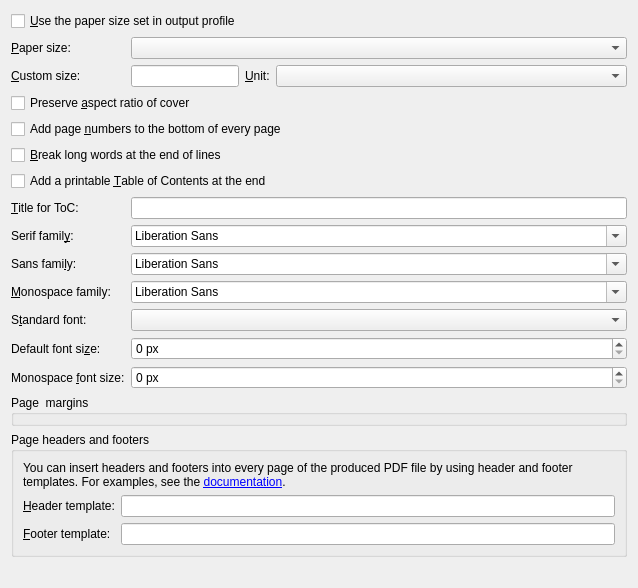
Before: the Qt Designer form src/calibre/gui2/convert/pdf_output.ui in debian-calibre/calibre, drawn with Qt 5.
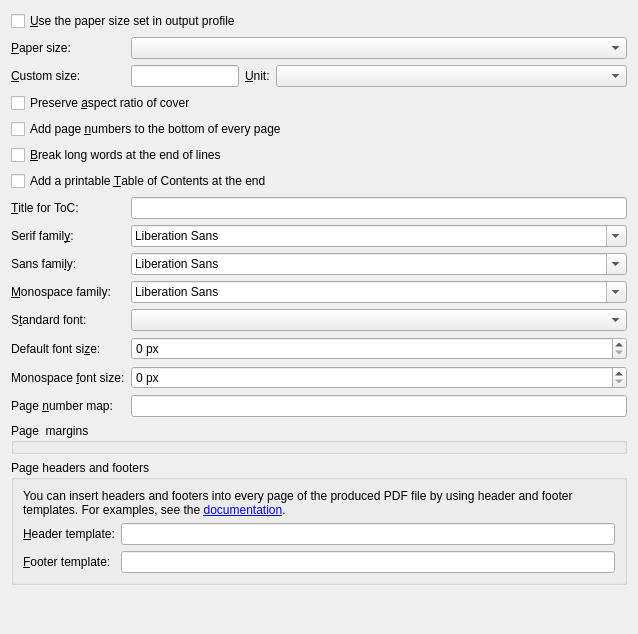
After: the same form once the commit is applied.

The edit to the form file:
```diff
--- a/src/calibre/gui2/convert/pdf_output.ui
+++ b/src/calibre/gui2/convert/pdf_output.ui
@@ -7,7 +7,7 @@
     <x>0</x>
     <y>0</y>
     <width>638</width>
-    <height>588</height>
+    <height>634</height>
    </rect>
   </property>
   <property name="windowTitle">
@@ -197,14 +197,27 @@
      </property>
     </widget>
    </item>
-   <item row="16" column="0" colspan="2">
+   <item row="16" column="0">
+    <widget class="QLabel" name="label_9">
+     <property name="text">
+      <string>Page &amp;number map:</string>
+     </property>
+     <property name="buddy">
+      <cstring>opt_pdf_page_number_map</cstring>
+     </property>
+    </widget>
+   </item>
+   <item row="16" column="1">
+    <widget class="QLineEdit" name="opt_pdf_page_number_map"/>
+   </item>
+   <item row="17" column="0" colspan="2">
     <widget class="QGroupBox" name="page_margins_box">
      <property name="title">
       <string>Page  margins</string>
      </property>
     </widget>
    </item>
-   <item row="17" column="0" colspan="2">
+   <item row="18" column="0" colspan="2">
     <widget class="QGroupBox" name="template_box">
      <property name="title">
       <string>Page headers and footers</string>
```
